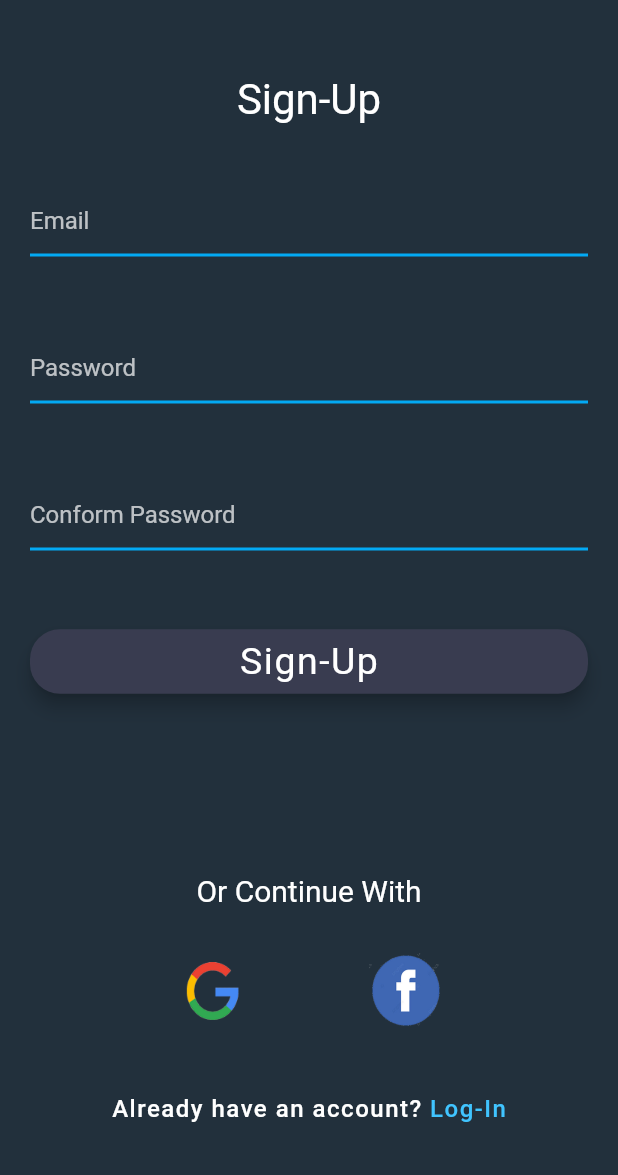
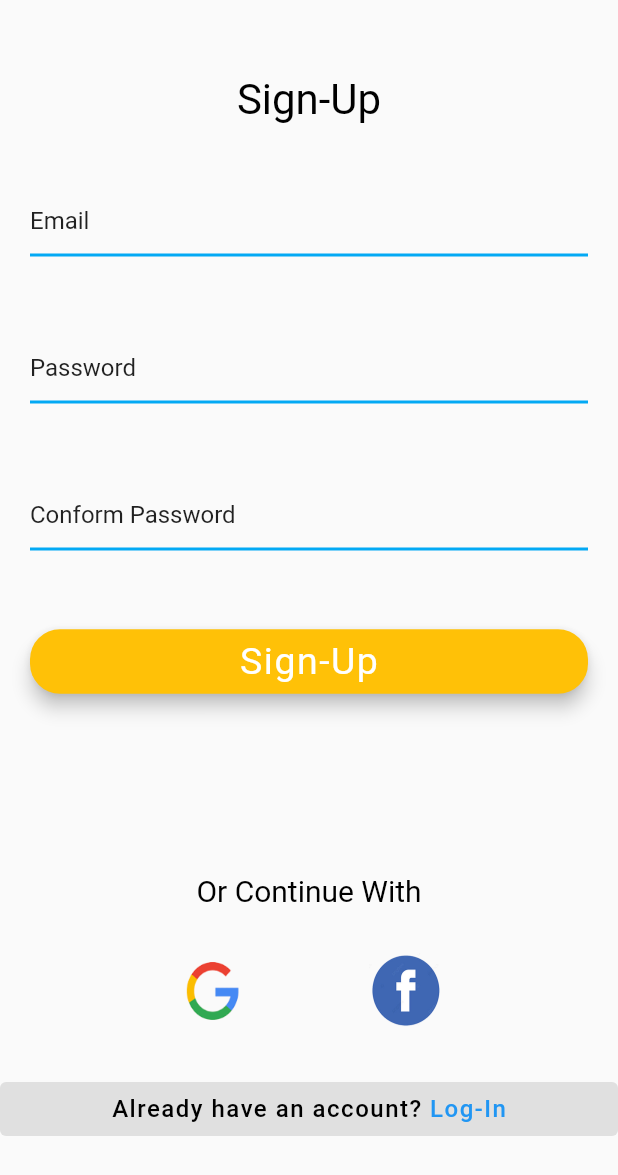
Before and after one commit to DavinderSingh-ds/clubhouse, a Flutter app: the screen it shows after launch, after a tap on "Log-In", after a tap on "Don't Have an Account?", on a phone screen of 412 x 824 dp. Shown: the top 1175 px of the screen. Run offline on Flutter 3.47's test engine with Material 2 defaults, Android fonts, the phone set to English and light mode, and no system bars; drawn by our look-alikes of loading_overlay; our stand-ins replace cloud_firestore, dio, emoji_picker_flutter, file_picker, firebase_auth, firebase_core and 14 more; missing offline and left inert: circle_list, flutter_facebook_auth, pdf_viewer_plugin, record; accounts and stored records are empty.

Commit message:
Changing_Auth_Ui

```diff
--- a/lib/FrontEnd/AuthUI/common_auth_methods.dart
+++ b/lib/FrontEnd/AuthUI/common_auth_methods.dart
@@ -13,10 +13,10 @@ Widget commonTextFormField(
     child: TextFormField(
       validator: validator,
       controller: textEditingController,
-      style: const TextStyle(color: Colors.white),
+      style: const TextStyle(color: Colors.black),
       decoration: InputDecoration(
         hintText: hintText,
-        hintStyle: const TextStyle(color: Colors.white70),
+        hintStyle: const TextStyle(color: Colors.black87),
         enabledBorder: const UnderlineInputBorder(
           borderSide: BorderSide(
             color: Colors.lightBlue,
@@ -100,7 +100,7 @@ Widget switchAnotherAuthScreen(
         Text(
           buttonNameFirst,
           style: const TextStyle(
-            color: Colors.white,
+            color: Colors.black,
             fontSize: 16.0,
             letterSpacing: 1.0,
           ),
@@ -108,17 +108,14 @@ Widget switchAnotherAuthScreen(
         Text(
           buttonNameLast,
           style: const TextStyle(
-            color: Colors.lightBlueAccent,
+            color: Colors.blue,
             fontSize: 16.0,
             letterSpacing: 1.0,
           ),
         ),
       ],
     ),
-    style: ElevatedButton.styleFrom(
-      elevation: 0.0,
-      primary: const Color.fromRGBO(34, 48, 60, 1),
-    ),
+    style: ElevatedButton.styleFrom(elevation: 0.0, primary: Colors.grey[300]),
     onPressed: () {
       if (buttonNameLast == "Log-In") {
         Navigator.push(
--- a/lib/FrontEnd/AuthUI/log_in.dart
+++ b/lib/FrontEnd/AuthUI/log_in.dart
@@ -36,7 +36,6 @@ class _LogInScreenState extends State<LogInScreen> {
   Widget build(BuildContext context) {
     return SafeArea(
       child: Scaffold(
-        backgroundColor: const Color.fromRGBO(34, 48, 60, 1),
         body: LoadingOverlay(
           isLoading: _isLoading,
           color: Colors.black54,
@@ -51,7 +50,11 @@ class _LogInScreenState extends State<LogInScreen> {
                 const Center(
                   child: Text(
                     'Log-In',
-                    style: TextStyle(fontSize: 28.0, color: Colors.white),
+                    style: TextStyle(
+                      fontSize: 28.0,
+                      color: Colors.black,
+                      fontWeight: FontWeight.bold,
+                    ),
                   ),
                 ),
                 Container(
@@ -88,7 +91,7 @@ class _LogInScreenState extends State<LogInScreen> {
                 const Center(
                   child: Text(
                     'Or Continue With',
-                    style: TextStyle(color: Colors.white, fontSize: 20.0),
+                    style: TextStyle(color: Colors.black, fontSize: 20.0),
                   ),
                 ),
                 logInSocialMediaIntegrationButtons(),
@@ -109,7 +112,7 @@ class _LogInScreenState extends State<LogInScreen> {
         style: ElevatedButton.styleFrom(
             minimumSize: Size(MediaQuery.of(context).size.width - 60, 30.0),
             elevation: 5.0,
-            primary: const Color.fromRGBO(57, 60, 80, 1),
+            primary: Colors.amber,
             padding: const EdgeInsets.only(
               left: 20.0,
               right: 20.0,
--- a/lib/FrontEnd/AuthUI/sign_up.dart
+++ b/lib/FrontEnd/AuthUI/sign_up.dart
@@ -39,7 +39,6 @@ class _SignUpScreenState extends State<SignUpScreen> {
   Widget build(BuildContext context) {
     return SafeArea(
       child: Scaffold(
-        backgroundColor: const Color.fromRGBO(34, 48, 60, 1),
         body: LoadingOverlay(
           isLoading: _isLoading,
           color: Colors.black54,
@@ -54,7 +53,7 @@ class _SignUpScreenState extends State<SignUpScreen> {
                 const Center(
                   child: Text(
                     'Sign-Up',
-                    style: TextStyle(fontSize: 28.0, color: Colors.white),
+                    style: TextStyle(fontSize: 28.0, color: Colors.black),
                   ),
                 ),
                 Container(
@@ -103,7 +102,7 @@ class _SignUpScreenState extends State<SignUpScreen> {
                 const Center(
                   child: Text(
                     'Or Continue With',
-                    style: TextStyle(color: Colors.white, fontSize: 20.0),
+                    style: TextStyle(color: Colors.black, fontSize: 20.0),
                   ),
                 ),
                 signUpSocialMediaIntegrationButtons(),
@@ -124,7 +123,7 @@ class _SignUpScreenState extends State<SignUpScreen> {
         style: ElevatedButton.styleFrom(
             minimumSize: Size(MediaQuery.of(context).size.width - 60, 30.0),
             elevation: 5.0,
-            primary: const Color.fromRGBO(57, 60, 80, 1),
+            primary: Colors.amber,
             padding: const EdgeInsets.only(
               left: 20.0,
               right: 20.0,
```
Also changed, not shown: pubspec.yaml (+5 -5 lines), pubspec.lock.
